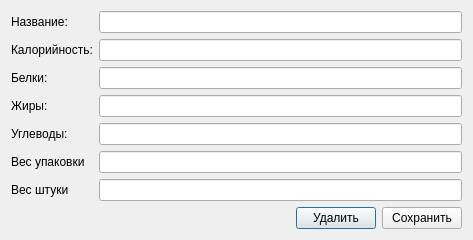
Before: the Qt Designer form gui/addProductDialog.ui in insane-person/ambrosia, drawn with Qt 5.
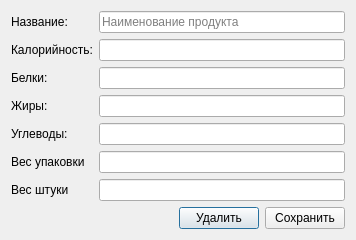
After: the same form once the commit is applied.

Commit message: не работает. Добавил параметры для инициализации диалога ввода нового продукта

```diff
--- a/gui/addProductDialog.ui
+++ b/gui/addProductDialog.ui
@@ -6,7 +6,7 @@
    <rect>
     <x>0</x>
     <y>0</y>
-    <width>473</width>
+    <width>356</width>
     <height>235</height>
    </rect>
   </property>
@@ -48,9 +48,21 @@
            <verstretch>0</verstretch>
           </sizepolicy>
          </property>
+         <property name="inputMask">
+          <string/>
+         </property>
+         <property name="text">
+          <string/>
+         </property>
          <property name="maxLength">
           <number>50</number>
          </property>
+         <property name="placeholderText">
+          <string>Наименование продукта</string>
+         </property>
+         <property name="clearButtonEnabled">
+          <bool>true</bool>
+         </property>
         </widget>
        </item>
        <item row="2" column="0">
```
The commit also changes 2 other files.
